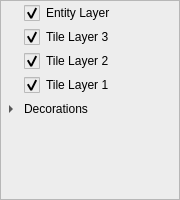
Old version of the form ESToolkit/ESToolkit/form/estk/tk_layer_dock_widget.ui in the repository gyrovorbis/elysian-shadows.
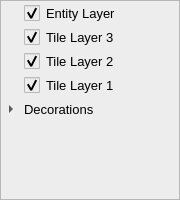
New version of the form. Icons and pictures are not drawn.

Commit message: Made font sizes on all DockWidgets far less audacious. 10pt, way more visible content.

The edit to the form file:
```diff
--- a/ESToolkit/ESToolkit/form/estk/tk_layer_dock_widget.ui
+++ b/ESToolkit/ESToolkit/form/estk/tk_layer_dock_widget.ui
@@ -59,6 +59,11 @@
     </property>
     <item>
      <widget class="QTreeWidget" name="m_layerTreeWidget">
+      <property name="font">
+       <font>
+        <pointsize>10</pointsize>
+       </font>
+      </property>
       <property name="styleSheet">
        <string notr="true">QTreeWidget {
 background-color: rgb(237, 237, 237);
```
The commit also changes 4 other files.
